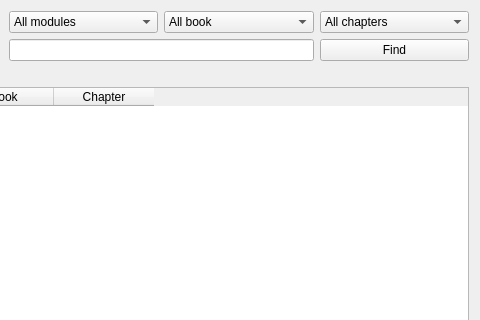
First picture: the form in src/gui/dialogs/find/finddialog.ui, repository axsapronov/QSopherim, before the edit; both pictures show x 158 to 638 and y 0 to 320 of the 638 by 503 pixel window.
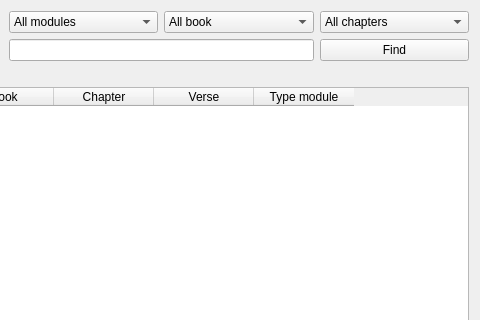
Second picture: the form after the edit.

```diff
--- a/src/gui/dialogs/find/finddialog.ui
+++ b/src/gui/dialogs/find/finddialog.ui
@@ -68,7 +68,7 @@
         <set>QAbstractItemView::NoEditTriggers</set>
        </property>
        <property name="columnCount">
-        <number>3</number>
+        <number>5</number>
        </property>
        <column>
         <property name="text">
@@ -85,6 +85,16 @@
          <string>Chapter</string>
         </property>
        </column>
+       <column>
+        <property name="text">
+         <string>Verse</string>
+        </property>
+       </column>
+       <column>
+        <property name="text">
+         <string>Type module</string>
+        </property>
+       </column>
       </widget>
      </item>
      <item row="4" column="0" colspan="4">
```
